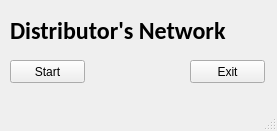
This is gui/Dash.ui in tahir606/DistServerApp as Qt 5 draws it before an edit. The edited form follows.
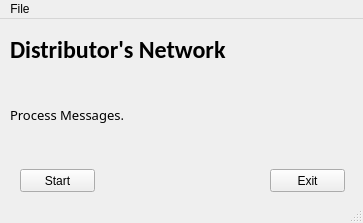
This is the edited form.

```diff
--- a/gui/Dash.ui
+++ b/gui/Dash.ui
@@ -6,8 +6,8 @@
    <rect>
     <x>0</x>
     <y>0</y>
-    <width>277</width>
-    <height>131</height>
+    <width>363</width>
+    <height>223</height>
    </rect>
   </property>
   <property name="windowTitle">
@@ -41,8 +41,8 @@
    <widget class="QPushButton" name="startBtn">
     <property name="geometry">
      <rect>
-      <x>10</x>
-      <y>60</y>
+      <x>20</x>
+      <y>150</y>
       <width>75</width>
       <height>23</height>
      </rect>
@@ -54,8 +54,8 @@
    <widget class="QPushButton" name="exitBtn">
     <property name="geometry">
      <rect>
-      <x>190</x>
-      <y>60</y>
+      <x>270</x>
+      <y>150</y>
       <width>75</width>
       <height>23</height>
      </rect>
@@ -64,16 +64,42 @@
      <string>Exit</string>
     </property>
    </widget>
+   <widget class="QLabel" name="displayMsg">
+    <property name="geometry">
+     <rect>
+      <x>10</x>
+      <y>70</y>
+      <width>341</width>
+      <height>51</height>
+     </rect>
+    </property>
+    <property name="font">
+     <font>
+      <family>Calibri Light</family>
+      <pointsize>10</pointsize>
+     </font>
+    </property>
+    <property name="text">
+     <string>Process Messages.</string>
+    </property>
+   </widget>
   </widget>
   <widget class="QMenuBar" name="menubar">
    <property name="geometry">
     <rect>
      <x>0</x>
      <y>0</y>
-     <width>277</width>
+     <width>363</width>
      <height>21</height>
     </rect>
    </property>
+   <widget class="QMenu" name="menuFile">
+    <property name="title">
+     <string>File</string>
+    </property>
+    <addaction name="actionSettings"/>
+   </widget>
+   <addaction name="menuFile"/>
   </widget>
   <widget class="QStatusBar" name="statusbar"/>
  </widget>
```
Left out of the diff: 5 changed lines with no effect on the pictures.
